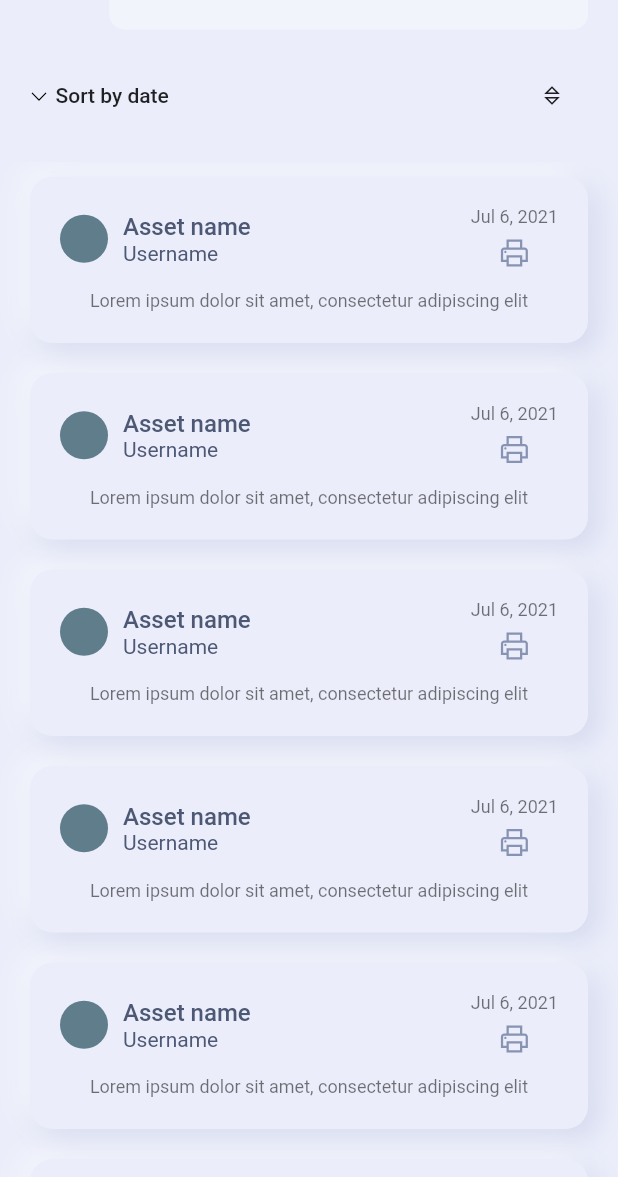
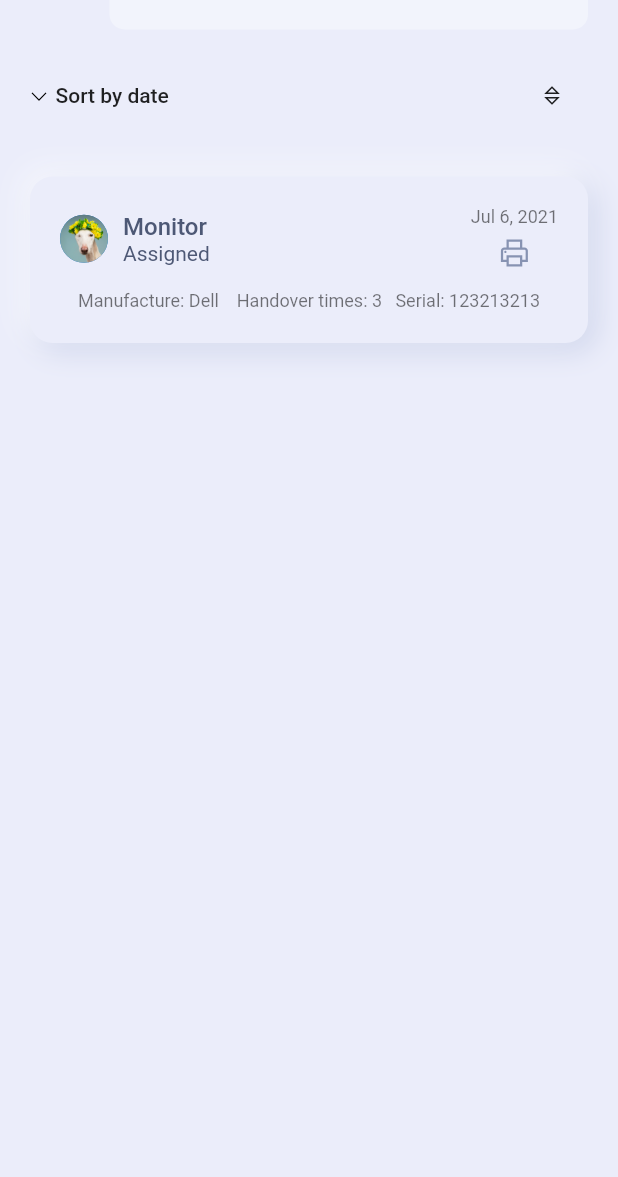
Before and after one commit to tcmhoang/AMS, a Flutter app: the screen it shows after launch, on a phone screen of 412 x 824 dp, the part 59-1236 px from its top. Run offline on Flutter 3.47's test engine with Material 2 defaults, Android fonts, the light colour scheme and no system bars; our stand-ins replace datetime_picker_formfield, freezed_annotation, google_fonts, line_icons, sqflite_common, sqflite_common_ffi and 2 more; missing offline and left inert: flex_color_picker, flutter_simple_dependency_injection, window_size; accounts and stored records are empty.

Commit message:
Attached state for list of items

```diff
--- a/lib/components/side_menu.dart
+++ b/lib/components/side_menu.dart
@@ -9,6 +9,8 @@ import 'package:styled_widget/styled_widget.dart';
 import '../config/constansts.dart';
 import '../config/extensions.dart';
 import '../config/responsive.dart';
+import '../domains/asset_repository/asset_repository.dart' as assets;
+import '../domains/user_repository/user_repository.dart' as users;
 import '../providers/main_screen_provider.dart';
 import 'side_menu_item.dart';
 import 'tags.dart';
@@ -116,8 +118,9 @@ class SideMenu extends StatelessWidget {
   List<SideMenuItem> _renderSideMenuItems(MainScreenProvider val) =>
       <SideMenuItem>[
         SideMenuItem(
-          press: () {
+          press: () async {
             val.menuItem = 'Assets';
+            val.listData = await assets.fetchAll();
           },
           title: 'Assets',
           iconSrc: LineIcons.otter,
@@ -125,8 +128,9 @@ class SideMenu extends StatelessWidget {
           itemCount: 3,
         ),
         SideMenuItem(
-          press: () {
+          press: () async {
             val.menuItem = 'Users';
+            val.listData = await users.fetchAll();
           },
           title: 'Users',
           iconSrc: LineIcons.userAstronaut,
--- a/lib/pages/main/components/card_item.dart
+++ b/lib/pages/main/components/card_item.dart
@@ -1,40 +1,60 @@
 import 'package:flutter/material.dart';
 import 'package:intl/intl.dart';
 import 'package:line_icons/line_icon.dart';
+import 'package:line_icons/line_icons.dart';
 import 'package:styled_widget/styled_widget.dart';
 
 import '../../../config/constansts.dart';
 import '../../../config/extensions.dart';
+import '../../../domains/asset_repository/src/asset_model.dart';
 
 class CardItem extends StatelessWidget {
   const CardItem({
     Key? key,
     this.isActive = false,
-    // this.item,
+    required this.item,
     required this.press,
   }) : super(key: key);
 
   final bool isActive;
-  // final item;
+  final Object item;
   final VoidCallback press;
 
   @override
   Widget build(BuildContext context) {
-    return _renderCard(context).gestures(onTap: press).padding(
+    _Card processedData = _Card(
+      name: 'AssetName',
+      title: 'UserName',
+      date: DateTime.now(),
+      body: 'Lorem ipsum dolor sit amet, consectetur adipiscing elit',
+      icon: LineIcons.print,
+    );
+    if (item is Asset) {
+      final Asset tmp = item as Asset;
+      processedData = _Card(
+        name: tmp.name,
+        title: tmp.isAssigned == 1 ? 'Assigned' : 'Available',
+        date: DateTime.fromMillisecondsSinceEpoch(tmp.lastUpdated),
+        body:
+            ' Manufacture: ${tmp.make} \t  Handover times: ${tmp.timesUsed} \t Serial: ${tmp.serial} ',
+        icon: LineIcons.print,
+      );
+    }
+    return _renderCard(context, processedData).gestures(onTap: press).padding(
           horizontal: kDefaultPadding,
           vertical: kDefaultPadding / 2,
         );
   }
 
-  Widget _renderCard(BuildContext context) => <Widget>[
+  Widget _renderCard(BuildContext context, _Card cardData) => <Widget>[
         <Widget>[
-          _renderAvatar(),
+          _renderAvatar(cardData.image),
           const SizedBox(width: kDefaultPadding / 2),
-          _renderTitle(context),
-          _renderSideSection(context),
+          _renderTitle(context, cardData.name, cardData.title),
+          _renderSideSection(context, cardData.date, cardData.icon),
         ].toRow(),
         const SizedBox(height: kDefaultPadding / 2),
-        _renderBriefBody(context)
+        _renderBriefBody(context, cardData.body)
       ]
           .toColumn()
           .padding(all: kDefaultPadding)
@@ -52,10 +72,9 @@ class CardItem extends StatelessWidget {
             bottomShadowColor: const Color(0xFF234395).withOpacity(0.15),
           );
 
-  Text _renderBriefBody(BuildContext context) {
+  Text _renderBriefBody(BuildContext context, String body) {
     return Text(
-      // item.body,
-      'Lorem ipsum dolor sit amet, consectetur adipiscing elit',
+      body,
       maxLines: 2,
       overflow: TextOverflow.ellipsis,
       style: Theme.of(context).textTheme.caption!.copyWith(
@@ -65,17 +84,21 @@ class CardItem extends StatelessWidget {
     );
   }
 
-  Widget _renderSideSection(BuildContext context) {
+  Widget _renderSideSection(
+    BuildContext context,
+    DateTime date,
+    IconData icon,
+  ) {
     return <Widget>[
       Text(
-        // item.time,
-        DateFormat(DateFormat.YEAR_ABBR_MONTH_DAY).format(DateTime.now()),
+        DateFormat(DateFormat.YEAR_ABBR_MONTH_DAY).format(date),
         style: Theme.of(context).textTheme.caption!.copyWith(
               color: isActive ? Colors.white70 : null,
             ),
       ),
       const SizedBox(height: 5),
-      LineIcon.print(
+      LineIcon(
+        icon,
         color: isActive ? Colors.white70 : kGrayColor,
       )
 
@@ -83,11 +106,10 @@ class CardItem extends StatelessWidget {
     ].toColumn();
   }
 
-  Widget _renderTitle(BuildContext context) {
+  Widget _renderTitle(BuildContext context, String name, String title) {
     return Text.rich(
       TextSpan(
-        // text: '${item.name} \n',
-        text: 'Asset name\n',
+        text: '$name\n',
         style: TextStyle(
           fontSize: 16,
           fontWeight: FontWeight.w500,
@@ -95,8 +117,7 @@ class CardItem extends StatelessWidget {
         ),
         children: <InlineSpan>[
           TextSpan(
-            // text: item.subject,
-            text: 'Username',
+            text: title,
             style: Theme.of(context).textTheme.bodyText2!.copyWith(
                   color: isActive ? Colors.white : kTextColor,
                 ),
@@ -106,8 +127,25 @@ class CardItem extends StatelessWidget {
     ).expanded();
   }
 
-  Widget _renderAvatar() => const CircleAvatar(
-        backgroundColor: Colors.blueGrey,
-        // backgroundImage: AssetImage(item.image),
+  Widget _renderAvatar(ImageProvider? image) => CircleAvatar(
+        backgroundImage: image ?? const AssetImage('assets/img/avatar.jpg'),
       ).width(32);
 }
+
+class _Card {
+  _Card({
+    this.image,
+    required this.name,
+    required this.title,
+    required this.date,
+    required this.body,
+    required this.icon,
+  });
+
+  final ImageProvider? image;
+  final String name;
+  final String title;
+  final DateTime date;
+  final String body;
+  final IconData icon;
+}
--- a/lib/pages/main/components/list_of_items.dart
+++ b/lib/pages/main/components/list_of_items.dart
@@ -19,7 +19,7 @@ class ListOfItems extends StatefulWidget {
     required this.items,
   }) : super(key: key);
 
-  final List<int> items;
+  final List<Object> items;
 
   @override
   State<ListOfItems> createState() => _ListOfItemsState();
@@ -70,7 +70,7 @@ class _ListOfItemsState extends State<ListOfItems> {
       itemCount: widget.items.length,
       itemBuilder: (_, int index) => CardItem(
         isActive: !Responsive.isMobile(context) && index == _currIndex,
-        // item: items[index],
+        item: widget.items[index],
         press: () => _handleClick(context, index),
       ),
     ).expanded();
--- a/lib/pages/main/main_screen.dart
+++ b/lib/pages/main/main_screen.dart
@@ -19,35 +19,35 @@ class MainScreen extends StatelessWidget {
           body: Responsive(
             desktop: _renderDesktop(_size, value),
             tablet: _renderTablet(value),
-            mobile: _renderMobile(),
+            mobile: _renderMobile(value),
           ),
         ),
       ),
     );
   }
 
-  ListOfItems _renderMobile() {
+  ListOfItems _renderMobile(MainScreenProvider provider) {
     return ListOfItems(
-      items: List<int>.generate(10, (int index) => index).toList(),
+      items: provider.listData,
     );
   }
 
-  Widget _renderTablet(MainScreenProvider value) {
+  Widget _renderTablet(MainScreenProvider provider) {
     return <Widget>[
       ListOfItems(
-        items: List<int>.generate(10, (int index) => index).toList(),
+        items: provider.listData,
       ).expanded(flex: 6),
-      DetailScreen(data: value.detailPage).expanded(flex: 9)
+      DetailScreen(data: provider.detailPage).expanded(flex: 9)
     ].toRow();
   }
 
-  Widget _renderDesktop(Size _size, MainScreenProvider value) {
+  Widget _renderDesktop(Size _size, MainScreenProvider provider) {
     return <Widget>[
       const SideMenu().expanded(flex: _size.width > 1340 ? 2 : 4),
       ListOfItems(
-        items: List<int>.generate(10, (int index) => index).toList(),
+        items: provider.listData,
       ).expanded(flex: _size.width > 1340 ? 3 : 5),
-      DetailScreen(data: value.detailPage)
+      DetailScreen(data: provider.detailPage)
           .expanded(flex: _size.width > 1340 ? 8 : 10),
     ].toRow();
   }
--- a/lib/providers/main_screen_provider.dart
+++ b/lib/providers/main_screen_provider.dart
@@ -1,8 +1,26 @@
 import 'package:flutter/cupertino.dart';
+import 'package:lsv_ams/domains/asset_repository/src/asset_model.dart';
 
 class MainScreenProvider with ChangeNotifier {
   Widget _currentDetailPage = Container();
   String _currentSelectSideMenu = 'Assets';
+  List<Object> _listData = <Object>[
+    Asset(
+      '13123123',
+      'Monitor',
+      1,
+      1,
+      'Dell',
+      '123213213',
+      DateTime.now().millisecondsSinceEpoch,
+      DateTime.now().millisecondsSinceEpoch,
+      'New',
+      'asdasd',
+      3,
+      12321,
+      1,
+    )
+  ];
 
   Widget get detailPage => _currentDetailPage;
 
@@ -17,4 +35,11 @@ class MainScreenProvider with ChangeNotifier {
     _currentSelectSideMenu = val;
     notifyListeners();
   }
+
+  List<Object> get listData => _listData;
+
+  set listData(List<Object> newData) {
+    _listData = newData;
+    notifyListeners();
+  }
 }
```
